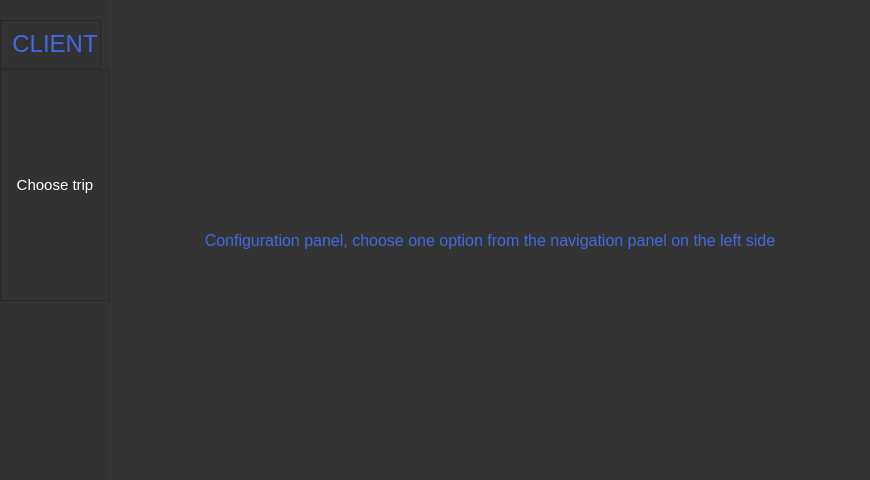
Above: Application/Resources/interfaces/client_panel.ui from MateuszPason/Cruise_trips before the change. Below: the same form after it.
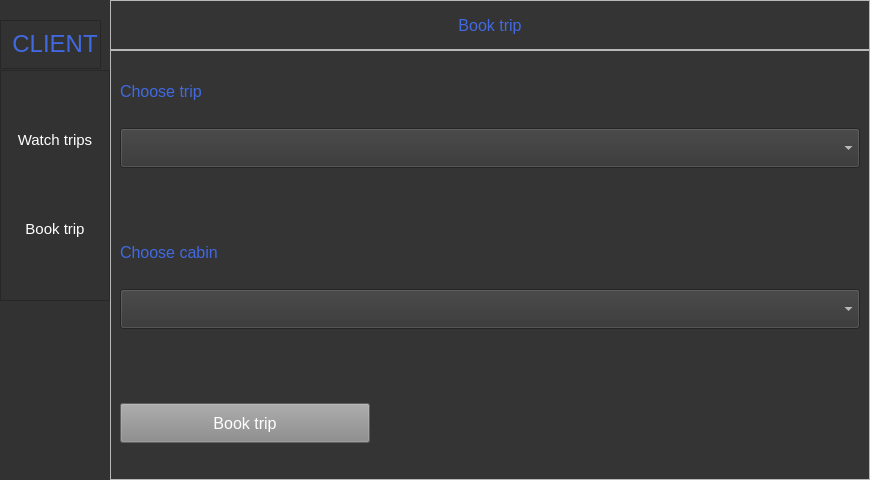
That is the form after the change. The open tabs and pages were chosen to show the change.

Commit message: Trip booking feature added for client

What changed in the file:
```diff
--- a/Application/Resources/interfaces/client_panel.ui
+++ b/Application/Resources/interfaces/client_panel.ui
@@ -154,7 +154,20 @@
           </size>
          </property>
          <property name="text">
-          <string>Choose trip</string>
+          <string>Watch trips</string>
+         </property>
+        </widget>
+       </item>
+       <item>
+        <widget class="QPushButton" name="menu_trip_button">
+         <property name="minimumSize">
+          <size>
+           <width>0</width>
+           <height>40</height>
+          </size>
+         </property>
+         <property name="text">
+          <string>Book trip</string>
          </property>
         </widget>
        </item>
@@ -343,6 +356,156 @@
           </item>
          </layout>
         </widget>
+        <widget class="QWidget" name="Choose_trip_page">
+         <layout class="QVBoxLayout" name="verticalLayout_5">
+          <property name="spacing">
+           <number>0</number>
+          </property>
+          <property name="leftMargin">
+           <number>0</number>
+          </property>
+          <property name="topMargin">
+           <number>0</number>
+          </property>
+          <property name="rightMargin">
+           <number>0</number>
+          </property>
+          <property name="bottomMargin">
+           <number>0</number>
+          </property>
+          <item>
+           <widget class="QFrame" name="frame_2">
+            <property name="maximumSize">
+             <size>
+              <width>16777215</width>
+              <height>50</height>
+             </size>
+            </property>
+            <property name="frameShape">
+             <enum>QFrame::StyledPanel</enum>
+            </property>
+            <property name="frameShadow">
+             <enum>QFrame::Raised</enum>
+            </property>
+            <layout class="QHBoxLayout" name="horizontalLayout_3">
+             <item>
+              <widget class="QLabel" name="label_2">
+               <property name="text">
+                <string>Book trip</string>
+               </property>
+               <property name="alignment">
+                <set>Qt::AlignCenter</set>
+               </property>
+              </widget>
+             </item>
+            </layout>
+           </widget>
+          </item>
+          <item>
+           <widget class="QFrame" name="frame_3">
+            <property name="frameShape">
+             <enum>QFrame::StyledPanel</enum>
+            </property>
+            <property name="frameShadow">
+             <enum>QFrame::Raised</enum>
+            </property>
+            <layout class="QVBoxLayout" name="verticalLayout_6">
+             <item>
+              <widget class="QLabel" name="label_4">
+               <property name="maximumSize">
+                <size>
+                 <width>16777215</width>
+                 <height>20</height>
+                </size>
+               </property>
+               <property name="text">
+                <string>Choose trip</string>
+               </property>
+              </widget>
+             </item>
+             <item>
+              <widget class="QComboBox" name="trip_combobox">
+               <property name="minimumSize">
+                <size>
+                 <width>0</width>
+                 <height>40</height>
+                </size>
+               </property>
+              </widget>
+             </item>
+             <item>
+              <widget class="QLabel" name="trip_name_error_label">
+               <property name="maximumSize">
+                <size>
+                 <width>16777215</width>
+                 <height>20</height>
+                </size>
+               </property>
+               <property name="styleSheet">
+                <string notr="true">color: red;</string>
+               </property>
+               <property name="text">
+                <string/>
+               </property>
+              </widget>
+             </item>
+             <item>
+              <widget class="QLabel" name="label_6">
+               <property name="maximumSize">
+                <size>
+                 <width>16777215</width>
+                 <height>20</height>
+                </size>
+               </property>
+               <property name="text">
+                <string>Choose cabin</string>
+               </property>
+              </widget>
+             </item>
+             <item>
+              <widget class="QComboBox" name="cabin_combobox">
+               <property name="minimumSize">
+                <size>
+                 <width>0</width>
+                 <height>40</height>
+                </size>
+               </property>
+              </widget>
+             </item>
+             <item>
+              <widget class="QLabel" name="cabin_error_label">
+               <property name="maximumSize">
+                <size>
+                 <width>16777215</width>
+                 <height>20</height>
+                </size>
+               </property>
+               <property name="styleSheet">
+                <string notr="true">color: red;</string>
+               </property>
+               <property name="text">
+                <string/>
+               </property>
+              </widget>
+             </item>
+             <item>
+              <widget class="QPushButton" name="book_button">
+               <property name="maximumSize">
+                <size>
+                 <width>250</width>
+                 <height>40</height>
+                </size>
+               </property>
+               <property name="text">
+                <string>Book trip</string>
+               </property>
+              </widget>
+             </item>
+            </layout>
+           </widget>
+          </item>
+         </layout>
+        </widget>
        </widget>
       </item>
      </layout>
```
Left out of the diff: 6 changed lines with no effect on the pictures. The commit also changes 7 other files.
